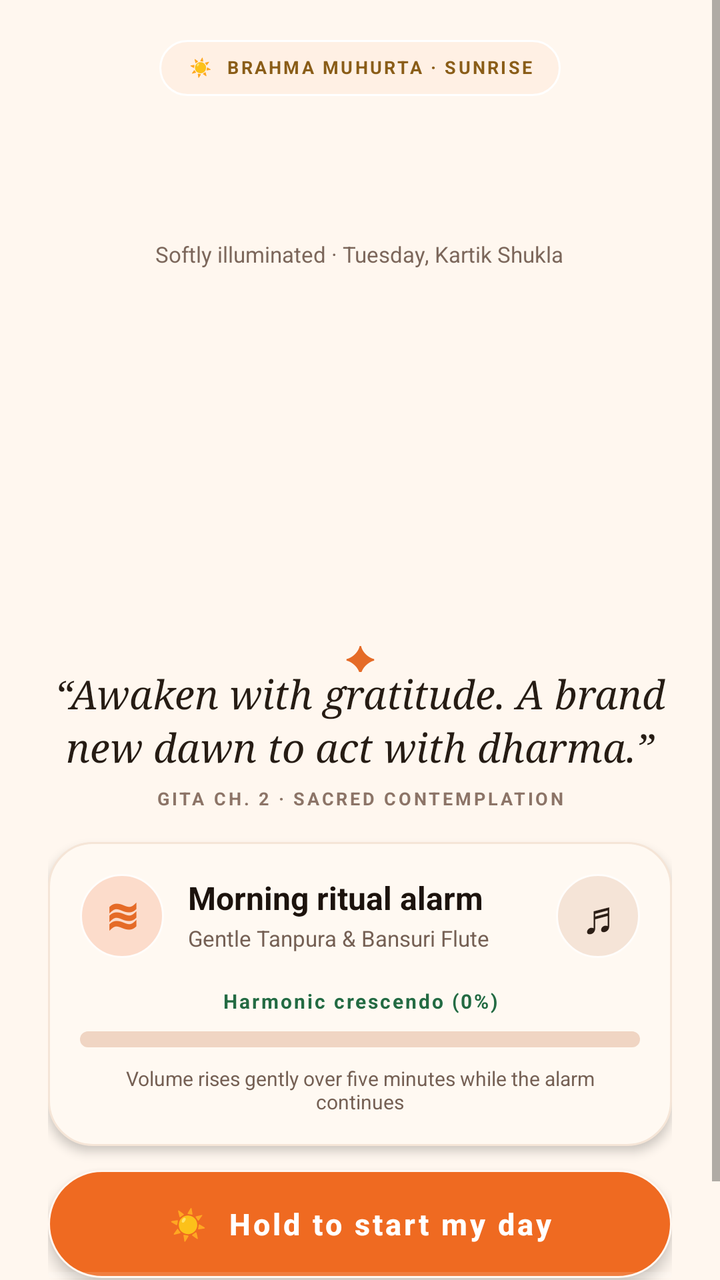
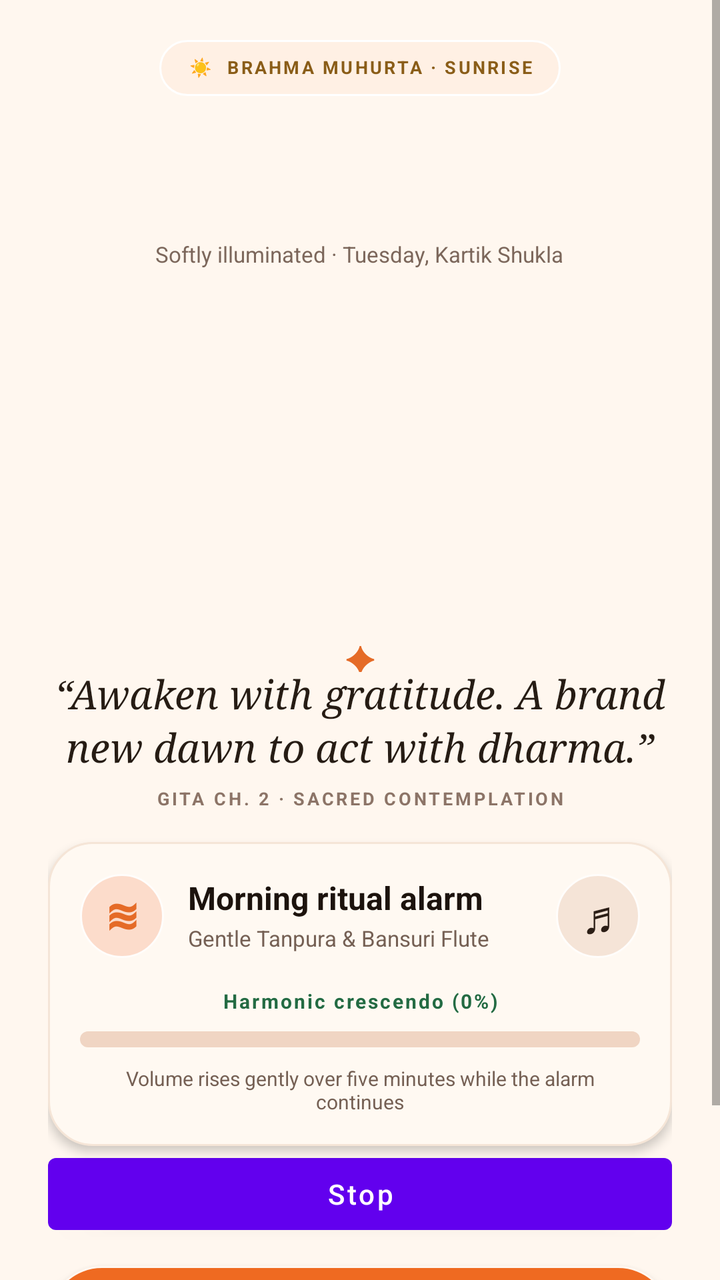

An Android layout rendered at two revisions. The XML below is the earlier revision; the diff shows what the commit changed to produce the second picture.
<!-- AndroidManifest.xml: fallback theme Theme.MaterialComponents.DayNight.NoActionBar -->
<!-- res/layout/alarm_fallback.xml -->
<?xml version="1.0" encoding="utf-8"?>
<ScrollView xmlns:android="http://schemas.android.com/apk/res/android"
    android:layout_width="match_parent"
    android:layout_height="match_parent"
    android:fillViewport="true"
    android:background="#FFF7EF">
<LinearLayout
    android:id="@+id/alarm_fallback"
    android:layout_width="match_parent"
    android:layout_height="wrap_content"
    android:orientation="vertical"
    android:gravity="center_horizontal"
    android:paddingLeft="24dp"
    android:paddingTop="20dp"
    android:paddingRight="24dp"
    android:paddingBottom="14dp"
    android:background="#FFF7EF">

  <TextView
      android:id="@+id/alarm_pill"
      android:layout_width="wrap_content"
      android:layout_height="wrap_content"
      android:minHeight="28dp"
      android:paddingTop="6dp"
      android:paddingBottom="6dp"
      android:gravity="center"
      android:background="@drawable/alarm_pill"
      android:paddingLeft="14dp"
      android:paddingRight="14dp"
      android:text="☀  BRAHMA MUHURTA · SUNRISE"
      android:textColor="#8A5D18"
      android:textSize="9sp"
      android:letterSpacing="0.12"
      android:textStyle="bold"
      android:includeFontPadding="false" />

  <LinearLayout
      android:layout_width="wrap_content"
      android:layout_height="wrap_content"
      android:layout_marginTop="10dp"
      android:gravity="bottom"
      android:orientation="horizontal"
      android:baselineAligned="true">
    <TextView
        android:id="@+id/alarm_time"
        android:layout_width="wrap_content"
        android:layout_height="wrap_content"
        android:includeFontPadding="false"
        android:textColor="#1F140E"
        android:textSize="52sp"
        android:fontFamily="serif" />
    <TextView
        android:id="@+id/alarm_meridiem"
        android:layout_width="wrap_content"
        android:layout_height="wrap_content"
        android:layout_marginLeft="8dp"
        android:layout_marginBottom="8dp"
        android:includeFontPadding="false"
        android:textColor="#E56B27"
        android:textSize="18sp"
        android:textStyle="bold" />
  </LinearLayout>

  <TextView
      android:layout_width="wrap_content"
      android:layout_height="wrap_content"
      android:layout_marginTop="2dp"
      android:includeFontPadding="false"
      android:text="Softly illuminated · Tuesday, Kartik Shukla"
      android:textColor="#7C675B"
      android:textSize="11sp" />

  <ImageView
      android:id="@+id/alarm_mascot"
      android:layout_width="220dp"
      android:layout_height="178dp"
      android:layout_marginTop="4dp"
      android:contentDescription="Aru welcomes you to your morning ritual"
      android:scaleType="centerInside" />

  <LinearLayout
      android:layout_width="match_parent"
      android:layout_height="wrap_content"
      android:gravity="center_horizontal"
      android:orientation="vertical">
    <TextView
        android:layout_width="24dp"
        android:layout_height="20dp"
        android:gravity="center"
        android:includeFontPadding="false"
        android:text="✦"
        android:textColor="#E56B27"
        android:textSize="18sp" />
    <TextView
        android:id="@+id/alarm_quote"
        android:layout_width="match_parent"
        android:layout_height="wrap_content"
        android:gravity="center"
        android:includeFontPadding="false"
        android:text="“Awaken with gratitude. A brand new dawn to act with dharma.”"
        android:textAlignment="center"
        android:textColor="#261C14"
        android:textSize="20sp"
        android:lineSpacingExtra="3dp"
        android:fontFamily="serif"
        android:textStyle="italic" />
    <TextView
        android:layout_width="match_parent"
        android:layout_height="wrap_content"
        android:layout_marginTop="8dp"
        android:gravity="center"
        android:includeFontPadding="false"
        android:text="GITA CH. 2 · SACRED CONTEMPLATION"
        android:textColor="#8C7467"
        android:textSize="9sp"
        android:letterSpacing="0.14"
        android:textStyle="bold" />
  </LinearLayout>

  <LinearLayout
      android:layout_width="match_parent"
      android:layout_height="wrap_content"
      android:layout_marginTop="16dp"
      android:orientation="vertical"
      android:background="@drawable/alarm_card"
      android:elevation="3dp">

    <LinearLayout
        android:layout_width="match_parent"
        android:layout_height="wrap_content"
        android:gravity="center_vertical"
        android:orientation="horizontal">
      <TextView
          android:layout_width="42dp"
          android:layout_height="42dp"
          android:gravity="center"
          android:background="@drawable/alarm_icon_disc"
          android:text="≋"
          android:textColor="#E56B27"
          android:textSize="27sp"
          android:textStyle="bold" />
      <LinearLayout
          android:layout_width="0dp"
          android:layout_height="wrap_content"
          android:layout_marginLeft="12dp"
          android:layout_weight="1"
          android:orientation="vertical">
        <TextView
            android:id="@+id/alarm_tone"
            android:layout_width="match_parent"
            android:layout_height="wrap_content"
            android:includeFontPadding="false"
            android:text="Morning ritual alarm"
            android:textColor="#1C130D"
            android:textSize="16sp"
            android:textStyle="bold" />
        <TextView
            android:layout_width="match_parent"
            android:layout_height="wrap_content"
            android:layout_marginTop="4dp"
            android:includeFontPadding="false"
            android:text="Gentle Tanpura &amp; Bansuri Flute"
            android:textColor="#756054"
            android:textSize="11sp" />
      </LinearLayout>
      <TextView
          android:layout_width="42dp"
          android:layout_height="42dp"
          android:gravity="center"
          android:background="@drawable/alarm_icon_disc_muted"
          android:text="♬"
          android:textColor="#2C1E16"
          android:textSize="23sp" />
    </LinearLayout>

    <TextView
        android:id="@+id/alarm_volume"
        android:layout_width="match_parent"
        android:layout_height="wrap_content"
        android:layout_marginTop="16dp"
        android:gravity="center"
        android:includeFontPadding="false"
        android:text="Harmonic crescendo (0%)"
        android:textColor="#236B43"
        android:textSize="10sp"
        android:letterSpacing="0.1"
        android:textStyle="bold" />
    <ProgressBar
        android:id="@+id/alarm_volume_progress"
        style="?android:attr/progressBarStyleHorizontal"
        android:layout_width="match_parent"
        android:layout_height="8dp"
        android:layout_marginTop="9dp"
        android:indeterminate="false"
        android:max="100"
        android:progress="0"
        android:progressDrawable="@drawable/alarm_progress_track" />
    <TextView
        android:layout_width="match_parent"
        android:layout_height="wrap_content"
        android:layout_marginTop="10dp"
        android:gravity="center"
        android:includeFontPadding="false"
        android:text="Volume rises gently over five minutes while the alarm continues"
        android:textColor="#756054"
        android:textSize="10sp" />
  </LinearLayout>

  <View
      android:layout_width="1dp"
      android:layout_height="0dp"
      android:layout_weight="1" />

  <Button
      android:id="@+id/alarm_retry"
      android:layout_width="match_parent"
      android:layout_height="wrap_content"
      android:minHeight="48dp"
      android:visibility="gone"
      android:text="Try again"
      android:textAllCaps="false" />

  <FrameLayout
      android:layout_width="match_parent"
      android:layout_height="wrap_content"
      android:minHeight="54dp"
      android:layout_marginTop="12dp"
      android:background="@drawable/alarm_primary_button"
      android:elevation="4dp">
    <Button
        android:id="@+id/alarm_dismiss"
        android:layout_width="match_parent"
        android:layout_height="wrap_content"
        android:minHeight="54dp"
        android:background="@android:color/transparent"
        android:text="☀  Hold to start my day"
        android:textAllCaps="false"
        android:textColor="#FFFFFF"
        android:textSize="15sp"
        android:textStyle="bold" />
    <ProgressBar
        android:id="@+id/alarm_dismiss_progress"
        style="?android:attr/progressBarStyleHorizontal"
        android:layout_width="match_parent"
        android:layout_height="3dp"
        android:layout_gravity="bottom"
        android:indeterminate="false"
        android:max="100"
        android:progress="0"
        android:progressDrawable="@drawable/alarm_hold_progress_track" />
  </FrameLayout>

  <TextView
      android:layout_width="match_parent"
      android:layout_height="wrap_content"
      android:layout_marginTop="8dp"
      android:gravity="center"
      android:includeFontPadding="false"
      android:text="Keep holding for 1.5 seconds. Releasing early resets the action."
      android:textColor="#8C7467"
      android:textSize="10sp" />

  <TextView
      android:layout_width="match_parent"
      android:layout_height="wrap_content"
      android:layout_marginTop="9dp"
      android:gravity="center"
      android:includeFontPadding="false"
      android:text="Your Surya Namaskar routine is prepared for 06:45 AM"
      android:textColor="#7A6659"
      android:textSize="10sp" />
</LinearLayout>
</ScrollView>
<!-- resources referenced by this layout -->
<resources>
  <!-- drawable alarm_card (drawable) -->
  <?xml version="1.0" encoding="utf-8"?>
  <shape xmlns:android="http://schemas.android.com/apk/res/android" android:shape="rectangle">
    <solid android:color="#FFF9F2" />
    <stroke android:width="1dp" android:color="#F5E5D7" />
    <corners android:radius="22dp" />
    <padding android:left="16dp" android:top="16dp" android:right="16dp" android:bottom="16dp" />
  </shape>
  <!-- drawable alarm_hold_progress_track (drawable) -->
  <?xml version="1.0" encoding="utf-8"?>
  <layer-list xmlns:android="http://schemas.android.com/apk/res/android">
    <item android:id="@android:id/background">
      <shape><solid android:color="#22FFFFFF" /><corners android:radius="2dp" /></shape>
    </item>
    <item android:id="@android:id/progress">
      <clip><shape><solid android:color="#FFFFD7BF" /><corners android:radius="2dp" /></shape></clip>
    </item>
  </layer-list>
  <!-- drawable alarm_icon_disc (drawable) -->
  <?xml version="1.0" encoding="utf-8"?>
  <shape xmlns:android="http://schemas.android.com/apk/res/android" android:shape="oval">
    <solid android:color="#FCDCCB" />
    <stroke android:width="1dp" android:color="#FFFDFB" />
  </shape>
  <!-- drawable alarm_icon_disc_muted (drawable) -->
  <?xml version="1.0" encoding="utf-8"?>
  <shape xmlns:android="http://schemas.android.com/apk/res/android" android:shape="oval">
    <solid android:color="#F5E4D7" />
    <stroke android:width="1dp" android:color="#FFFDFB" />
  </shape>
  <!-- drawable alarm_pill (drawable) -->
  <?xml version="1.0" encoding="utf-8"?>
  <shape xmlns:android="http://schemas.android.com/apk/res/android" android:shape="rectangle">
    <solid android:color="#FFF0E4" />
    <stroke android:width="1dp" android:color="#FFFFFF" />
    <corners android:radius="18dp" />
  </shape>
  <!-- drawable alarm_primary_button (drawable) -->
  <?xml version="1.0" encoding="utf-8"?>
  <shape xmlns:android="http://schemas.android.com/apk/res/android" android:shape="rectangle">
    <solid android:color="#EF6A21" />
    <stroke android:width="1dp" android:color="#FFF7F0" />
    <corners android:radius="28dp" />
  </shape>
  <!-- drawable alarm_progress_track (drawable) -->
  <?xml version="1.0" encoding="utf-8"?>
  <layer-list xmlns:android="http://schemas.android.com/apk/res/android">
    <item android:id="@android:id/background">
      <shape><solid android:color="#F0D5C3" /><corners android:radius="4dp" /></shape>
    </item>
    <item android:id="@android:id/progress">
      <clip><shape><solid android:color="#E56B27" /><corners android:radius="4dp" /></shape></clip>
    </item>
  </layer-list>
</resources>

<!-- the commit's change to res/layout/alarm_fallback.xml (unified diff, before → after) -->
@@ -212,6 +212,14 @@
       android:layout_weight="1" />
 
   <Button
+      android:id="@+id/alarm_stop"
+      android:layout_width="match_parent"
+      android:layout_height="wrap_content"
+      android:minHeight="48dp"
+      android:text="Stop"
+      android:textAllCaps="false" />
+
+  <Button
       android:id="@+id/alarm_retry"
       android:layout_width="match_parent"
       android:layout_height="wrap_content"
